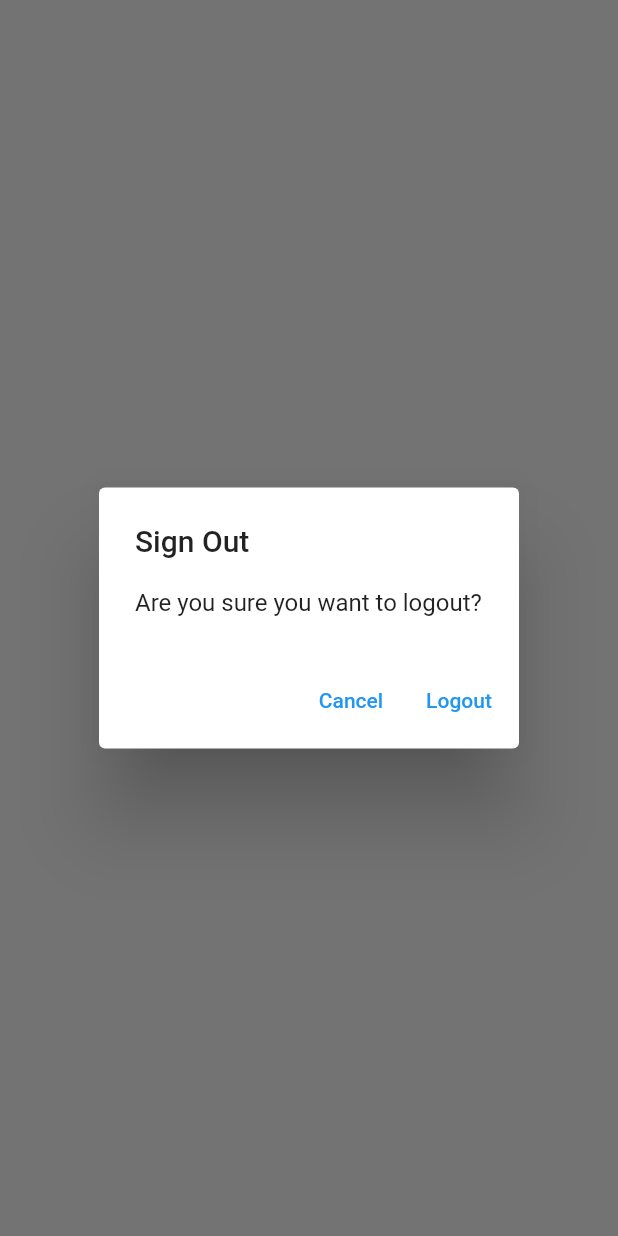
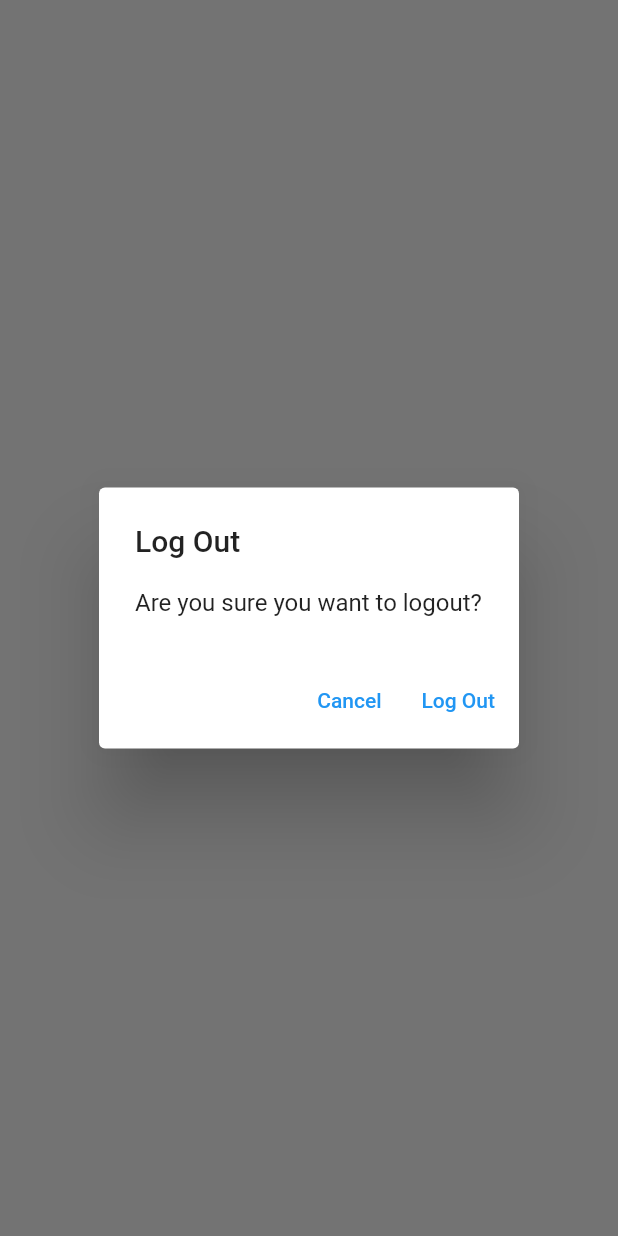
Before and after one commit to ShreyashRahinj/MyFirstFlutterApp, a Flutter app: what showLogoutDialog() shows on an empty page, opened directly, on a phone screen of 412 x 824 dp. Run offline on Flutter 3.47's test engine with Material 2 defaults, Android fonts, the phone set to English and light mode, and no system bars; our stand-ins replace firebase_auth, firebase_core, sqflite; accounts and stored records are empty; network calls fail.

```diff
--- /dev/null
+++ b/myfirstflutterapp/lib/utilities/dialogs/generic_dialog.dart
@@ -0,0 +1,34 @@
+import 'package:flutter/material.dart';
+
+typedef DialogOptionBuilder<T> = Map<String, T?> Function();
+
+Future<T?> showGenericDialog<T>({
+  required BuildContext context,
+  required String title,
+  required String content,
+  required DialogOptionBuilder optionsBuilder,
+}) {
+  final options = optionsBuilder();
+  return showDialog(
+    context: context,
+    builder: (context) {
+      return AlertDialog(
+        title: Text(title),
+        content: Text(content),
+        actions: options.keys.map((optionTitle) {
+          final value = options[optionTitle];
+          return TextButton(
+            onPressed: () {
+              if (value != null) {
+                Navigator.of(context).pop(value);
+              } else {
+                Navigator.of(context).pop();
+              }
+            },
+            child: Text(optionTitle),
+          );
+        }).toList(),
+      );
+    },
+  );
+}
--- /dev/null
+++ b/myfirstflutterapp/lib/utilities/dialogs/show_logout_dialog.dart
@@ -0,0 +1,13 @@
+import 'package:flutter/material.dart';
+import 'package:myfirstflutterapp/utilities/dialogs/generic_dialog.dart';
+
+Future<bool> showLogoutDialog(BuildContext context) {
+  return showGenericDialog<bool>(
+      context: context,
+      title: 'Log Out',
+      content: 'Are you sure you want to logout?',
+      optionsBuilder: () => {
+            'Cancel': false,
+            'Log Out': true,
+          }).then((value) => value ?? false);
+}
--- a/myfirstflutterapp/lib/views/login_view.dart
+++ b/myfirstflutterapp/lib/views/login_view.dart
@@ -3,8 +3,8 @@ import 'package:myfirstflutterapp/constants/routes.dart';
 import 'package:myfirstflutterapp/services/auth/auth_exceptions.dart';
 import 'package:myfirstflutterapp/services/auth/auth_service.dart';
 
-import '../utilities/show_error_dialog.dart';
-import '../utilities/show_success_dialog.dart';
+import '../utilities/dialogs/show_error_dialog.dart';
+import '../utilities/dialogs/show_success_dialog.dart';
 
 class LoginView extends StatefulWidget {
   const LoginView({super.key});
--- a/myfirstflutterapp/lib/views/notes/notes_view.dart
+++ b/myfirstflutterapp/lib/views/notes/notes_view.dart
@@ -3,6 +3,8 @@ import 'package:myfirstflutterapp/constants/routes.dart';
 import 'package:myfirstflutterapp/enums/menu_action.dart';
 import 'package:myfirstflutterapp/services/auth/auth_service.dart';
 import 'package:myfirstflutterapp/services/crud/notes_services.dart';
+import 'package:myfirstflutterapp/utilities/dialogs/show_logout_dialog.dart';
+import 'package:myfirstflutterapp/views/notes/notes_list_view.dart';
 
 class NotesView extends StatefulWidget {
   const NotesView({super.key});
@@ -70,18 +72,10 @@ class _NotesViewState extends State<NotesView> {
                     case ConnectionState.active:
                       if (snapshot.hasData) {
                         final allNotes = snapshot.data as List<DatabaseNotes>;
-                        return ListView.builder(
-                          itemCount: allNotes.length,
-                          itemBuilder: (context, index) {
-                            final note = allNotes[index];
-                            return ListTile(
-                              title: Text(
-                                note.text,
-                                maxLines: 1,
-                                softWrap: true,
-                                overflow: TextOverflow.ellipsis,
-                              ),
-                            );
+                        return NotesListView(
+                          notes: allNotes,
+                          onDeleteNote: (note) async {
+                            await _notesService.deleteNote(id: note.id);
                           },
                         );
                       } else {
@@ -100,27 +94,3 @@ class _NotesViewState extends State<NotesView> {
     );
   }
 }
-
-Future<bool> showLogoutDialog(BuildContext context) {
-  return showDialog<bool>(
-    context: context,
-    builder: (context) {
-      return AlertDialog(
-        title: const Text("Sign Out"),
-        content: const Text("Are you sure you want to logout?"),
-        actions: [
-          TextButton(
-              onPressed: () {
-                Navigator.of(context).pop(false);
-              },
-              child: const Text("Cancel")),
-          TextButton(
-              onPressed: () {
-                Navigator.of(context).pop(true);
-              },
-              child: const Text("Logout"))
-        ],
-      );
-    },
-  ).then((value) => value ?? false);
-}
--- a/myfirstflutterapp/lib/views/register_view.dart
+++ b/myfirstflutterapp/lib/views/register_view.dart
@@ -2,8 +2,8 @@ import 'package:flutter/material.dart';
 import 'package:myfirstflutterapp/constants/routes.dart';
 import 'package:myfirstflutterapp/services/auth/auth_exceptions.dart';
 import 'package:myfirstflutterapp/services/auth/auth_service.dart';
-import 'package:myfirstflutterapp/utilities/show_error_dialog.dart';
-import 'package:myfirstflutterapp/utilities/show_success_dialog.dart';
+import 'package:myfirstflutterapp/utilities/dialogs/show_error_dialog.dart';
+import 'package:myfirstflutterapp/utilities/dialogs/show_success_dialog.dart';
 
 class RegisterView extends StatefulWidget {
   const RegisterView({super.key});
```
Also changed, not shown: myfirstflutterapp/lib/utilities/dialogs/show_delete_dialog.dart (added, +13 -0 lines), myfirstflutterapp/lib/utilities/dialogs/show_error_dialog.dart (added, +12 -0 lines), myfirstflutterapp/lib/utilities/dialogs/show_success_dialog.dart (added, +12 -0 lines), myfirstflutterapp/lib/views/notes/notes_list_view.dart (added, +40 -0 lines).
